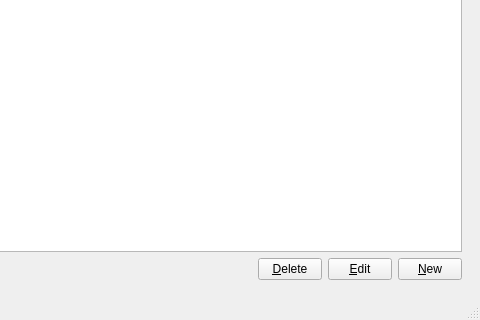
The window that mainwindow.ui (Stephen-Hamilton-C/MVCS-Office-Manager) describes before a commit, drawn with Qt 5; both pictures show x 278 to 758 and y 192 to 512 of the 758 by 512 pixel window.
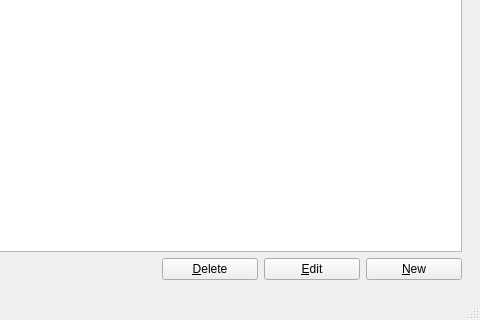
The same window after the commit. The open tabs and pages were chosen to show the change. Icons and pictures are not drawn.

Commit message: Made buttons a tad bigger for visual comfort

Diff of the .ui file:
```diff
--- a/mainwindow.ui
+++ b/mainwindow.ui
@@ -71,13 +71,13 @@
           </property>
           <property name="minimumSize">
            <size>
-            <width>64</width>
+            <width>96</width>
             <height>0</height>
            </size>
           </property>
           <property name="maximumSize">
            <size>
-            <width>64</width>
+            <width>96</width>
             <height>16777215</height>
            </size>
           </property>
@@ -102,13 +102,13 @@
          <widget class="QPushButton" name="editorEdit">
           <property name="minimumSize">
            <size>
-            <width>64</width>
+            <width>96</width>
             <height>0</height>
            </size>
           </property>
           <property name="maximumSize">
            <size>
-            <width>64</width>
+            <width>96</width>
             <height>16777215</height>
            </size>
           </property>
@@ -137,13 +137,13 @@
          <widget class="QPushButton" name="editorDelete">
           <property name="minimumSize">
            <size>
-            <width>64</width>
+            <width>96</width>
             <height>0</height>
            </size>
           </property>
           <property name="maximumSize">
            <size>
-            <width>64</width>
+            <width>96</width>
             <height>16777215</height>
            </size>
           </property>
```
Left out of the diff: 4 changed lines with no effect on the pictures.
